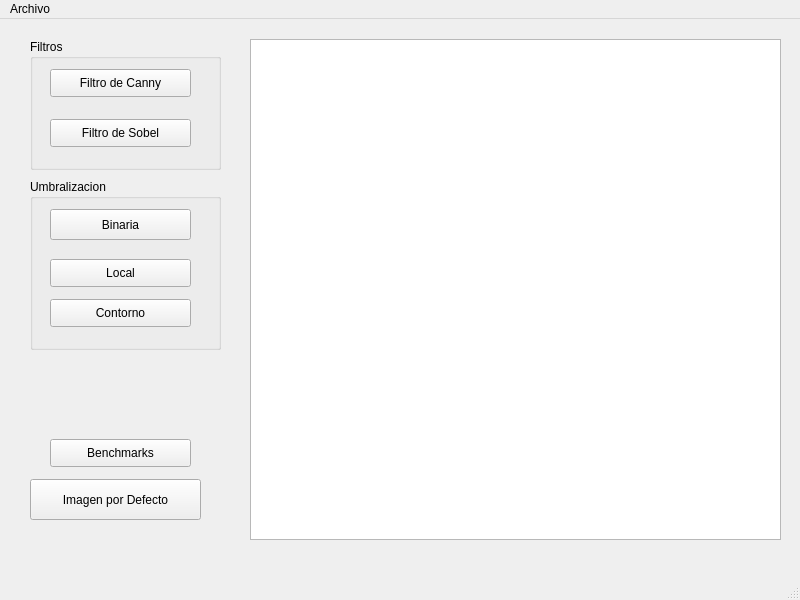
Qt form pr_suite/ImProc_suite/mainwindow.ui (saul-calderonramirez/ImProc_suite) before a commit.
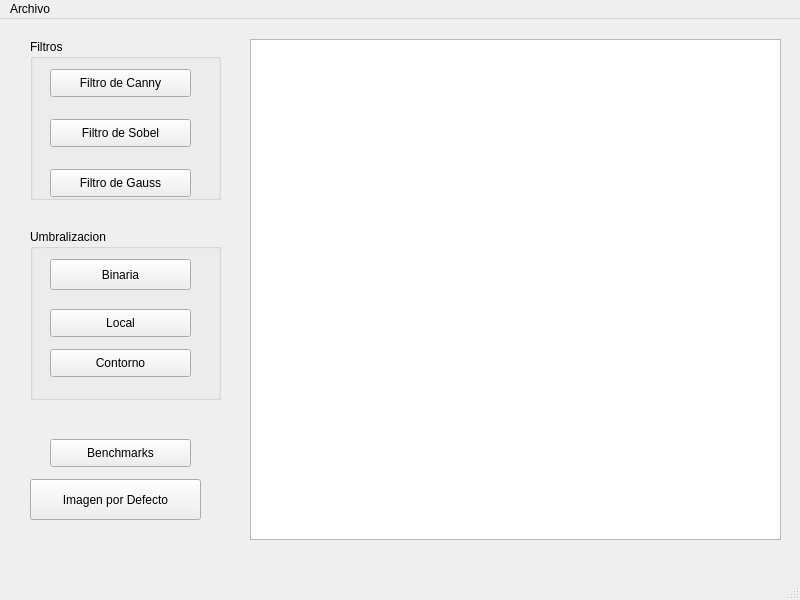
The same form after that commit.

Commit message: filtro gausiano implementado en GPU

Diff of the .ui file:
```diff
--- a/pr_suite/ImProc_suite/mainwindow.ui
+++ b/pr_suite/ImProc_suite/mainwindow.ui
@@ -28,7 +28,7 @@
     <property name="geometry">
      <rect>
       <x>30</x>
-      <y>160</y>
+      <y>210</y>
       <width>191</width>
       <height>171</height>
      </rect>
@@ -98,7 +98,7 @@
       <x>30</x>
       <y>20</y>
       <width>191</width>
-      <height>131</height>
+      <height>161</height>
      </rect>
     </property>
     <property name="title">
@@ -130,10 +130,19 @@
       <string>Filtro de Sobel</string>
      </property>
     </widget>
-    <zorder>btnCannyFilter</zorder>
-    <zorder>btnSobelFilter</zorder>
-    <zorder>groupBox_2</zorder>
-    <zorder>groupBox_2</zorder>
+    <widget class="QToolButton" name="btnGaussFilter">
+     <property name="geometry">
+      <rect>
+       <x>20</x>
+       <y>130</y>
+       <width>141</width>
+       <height>28</height>
+      </rect>
+     </property>
+     <property name="text">
+      <string>Filtro de Gauss</string>
+     </property>
+    </widget>
    </widget>
    <widget class="QToolButton" name="btnSegWaterSheds_2">
     <property name="geometry">
```
The commit also changes 23 other files.
